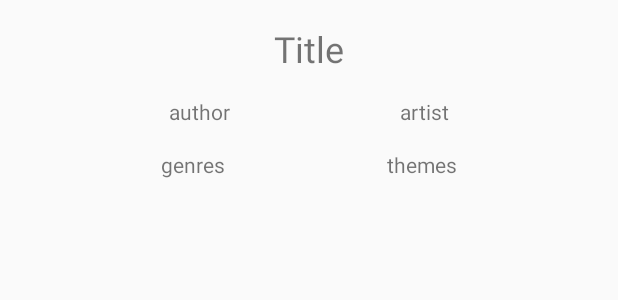
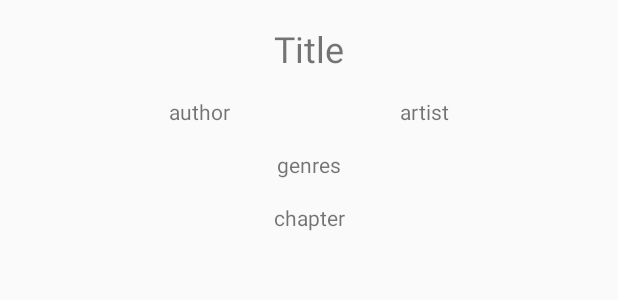
Before and after one commit to 1808097/Honours-Project-1808097, an Android app: the layout activity_manga.xml on its own in the app's theme, with its tools: preview values and no code run, on a phone screen of 412 x 824 dp. Shown: the top 300 px of the screen. Run offline under Robolectric (Android 15) with nearby library versions, the phone set to English and light mode, and no system bars; network calls fail.

Commit message:
Fill manga info page
Added relevant info to manga info page

```diff
--- a/app/src/main/res/layout/activity_manga.xml
+++ b/app/src/main/res/layout/activity_manga.xml
@@ -45,20 +45,18 @@
         android:layout_width="wrap_content"
         android:layout_height="wrap_content"
         android:layout_marginTop="16dp"
-        app:layout_constraintEnd_toStartOf="@+id/tv_themes"
-        app:layout_constraintHorizontal_bias="0.5"
+        app:layout_constraintEnd_toEndOf="parent"
         app:layout_constraintStart_toStartOf="parent"
         app:layout_constraintTop_toBottomOf="@+id/tv_author"
         tools:text="genres" />
 
     <TextView
-        android:id="@+id/tv_themes"
+        android:id="@+id/tv_chapter"
         android:layout_width="wrap_content"
         android:layout_height="wrap_content"
-        app:layout_constraintBottom_toBottomOf="@+id/tv_genres"
-        app:layout_constraintEnd_toEndOf="parent"
-        app:layout_constraintHorizontal_bias="0.5"
-        app:layout_constraintStart_toEndOf="@+id/tv_genres"
-        app:layout_constraintTop_toTopOf="@+id/tv_genres"
-        tools:text="themes" />
+        android:layout_marginTop="16dp"
+        app:layout_constraintEnd_toEndOf="@+id/tv_genres"
+        app:layout_constraintStart_toStartOf="@+id/tv_genres"
+        app:layout_constraintTop_toBottomOf="@+id/tv_genres"
+        tools:text="chapter" />
 </androidx.constraintlayout.widget.ConstraintLayout>
```
Also changed, not shown: app/src/main/java/com/example/honoursproject/MainActivity.java (+5 -5 lines), app/src/main/java/com/example/honoursproject/MangaActivity.java (+129 -25 lines).
